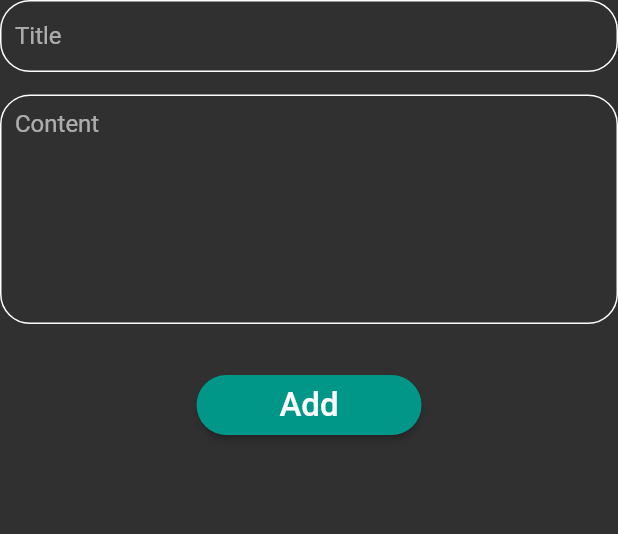
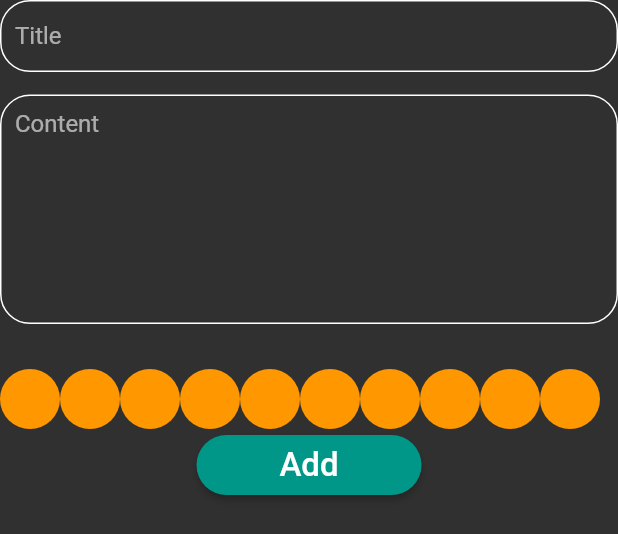
Before and after one commit to fatima304/Noteria, a Flutter app: the AddNoteForm widget shown alone on an empty page, opened directly, on a phone screen of 412 x 824 dp. Shown: the top 534 px of the screen. Run offline on Flutter 3.47's test engine with Material 2 defaults, Android fonts, the light colour scheme and no system bars; our stand-ins replace bloc, flutter_bloc, font_awesome_flutter, hive, hive_flutter; missing offline and left inert: flutter_onboard; accounts and stored records are empty; Roboto replaces fonts that are missing (Poppins).

Commit message:
color palette 1

```diff
--- a/lib/Widgets/addNoteForm.dart
+++ b/lib/Widgets/addNoteForm.dart
@@ -1,9 +1,10 @@
+import 'package:intl/intl.dart';
 import 'package:flutter/material.dart';
-import 'package:intl/intl.dart';
 import 'package:noteapp/Widgets/button.dart';
 import 'package:noteapp/Models/noteModel.dart';
 import 'package:noteapp/Widgets/textField.dart';
 import 'package:flutter_bloc/flutter_bloc.dart';
+import 'package:noteapp/Widgets/colorsPalette.dart';
 import 'package:noteapp/Cubits/addNoteCubit/add_note_cubit.dart';
 
 class AddNoteForm extends StatefulWidget {
@@ -48,6 +49,7 @@ class _AddNoteFormState extends State<AddNoteForm> {
           const SizedBox(
             height: 30,
           ),
+          const ColorsListView(),
           BlocBuilder<AddNoteCubit, AddNoteState>(
             builder: (context, state) {
               return CustomButton(
--- /dev/null
+++ b/lib/Widgets/colorsPalette.dart
@@ -0,0 +1,29 @@
+import 'package:flutter/material.dart';
+
+class ColorPalette extends StatelessWidget {
+  const ColorPalette({super.key});
+
+  @override
+  Widget build(BuildContext context) {
+    return const CircleAvatar(
+      backgroundColor: Colors.orange,
+    );
+  }
+}
+
+class ColorsListView extends StatelessWidget {
+  const ColorsListView({super.key});
+
+  @override
+  Widget build(BuildContext context) {
+    return SizedBox(
+      height: 40,
+      child: ListView.builder(
+          itemCount: 10,
+          scrollDirection: Axis.horizontal,
+          itemBuilder: (context, index) {
+            return const ColorPalette();
+          }),
+    );
+  }
+}
--- a/lib/Widgets/editNoteViewBody.dart
+++ b/lib/Widgets/editNoteViewBody.dart
@@ -1,6 +1,8 @@
 import 'package:flutter/material.dart';
 import 'package:noteapp/Models/noteModel.dart';
+import 'package:flutter_bloc/flutter_bloc.dart';
 import 'package:noteapp/Widgets/TextField.dart';
+import 'package:noteapp/Cubits/NotesCubit/notes_cubit_cubit.dart';
 
 class EditNoteViewBody extends StatefulWidget {
   const EditNoteViewBody({super.key, required this.note});
@@ -34,6 +36,7 @@ class _EditNoteViewBodyState extends State<EditNoteViewBody> {
                     widget.note.title = title ?? widget.note.title;
                     widget.note.subTitle = content ?? widget.note.subTitle;
                     widget.note.save();
+                    BlocProvider.of<NotesCubit>(context).fetchAllNotes();
                     Navigator.pop(context);
                   },
                   icon: const Icon(
```
